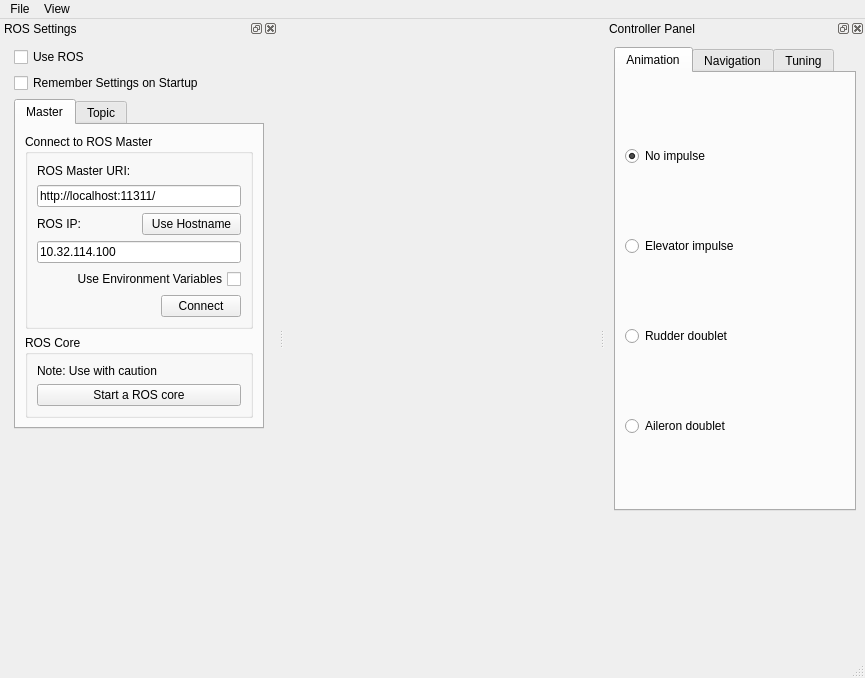
This is ui/mainwindow.ui in mjhaskell/EE_674 as Qt 5 draws it before an edit. The edited form follows.
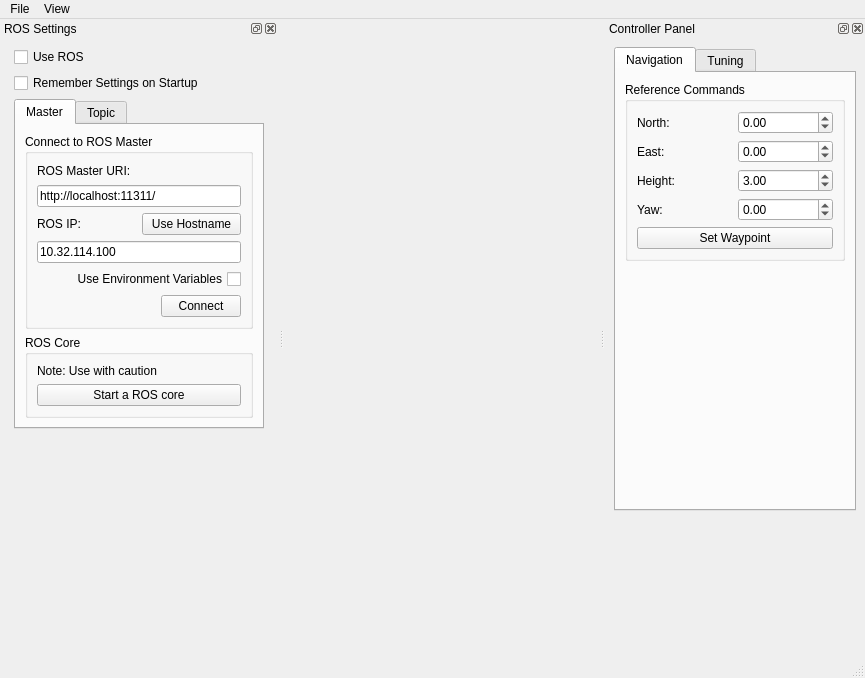
This is the edited form. Icons and pictures are not drawn.

Patch:
```diff
--- a/ui/mainwindow.ui
+++ b/ui/mainwindow.ui
@@ -465,47 +465,6 @@
        <property name="currentIndex">
         <number>0</number>
        </property>
-       <widget class="QWidget" name="animate_tab">
-        <attribute name="title">
-         <string>Animation</string>
-        </attribute>
-        <layout class="QGridLayout" name="gridLayout_12">
-         <item row="2" column="0">
-          <widget class="QRadioButton" name="r_radio">
-           <property name="text">
-            <string>Rudder doublet</string>
-           </property>
-          </widget>
-         </item>
-         <item row="1" column="0">
-          <widget class="QRadioButton" name="e_radio">
-           <property name="text">
-            <string>Elevator impulse</string>
-           </property>
-           <property name="checked">
-            <bool>false</bool>
-           </property>
-          </widget>
-         </item>
-         <item row="0" column="0">
-          <widget class="QRadioButton" name="n_radio">
-           <property name="text">
-            <string>No impulse</string>
-           </property>
-           <property name="checked">
-            <bool>true</bool>
-           </property>
-          </widget>
-         </item>
-         <item row="3" column="0">
-          <widget class="QRadioButton" name="a_radio">
-           <property name="text">
-            <string>Aileron doublet</string>
-           </property>
-          </widget>
-         </item>
-        </layout>
-       </widget>
        <widget class="QWidget" name="nav_tab">
         <attribute name="title">
          <string>Navigation</string>
```
